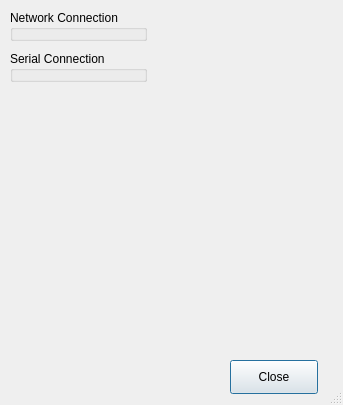
ZTL-Space/Siglent3303, file setup.ui: the form before one commit.
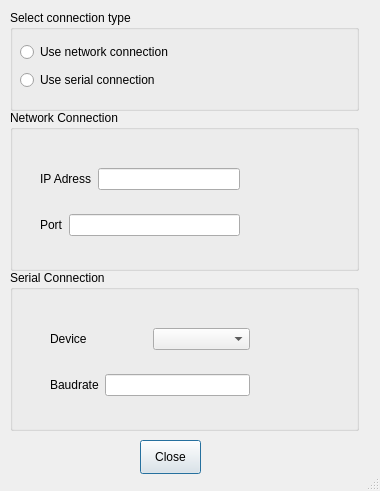
The form after the commit.

Commit message: Working on setup dialog, not functional yet. Added docs dir.

Diff of the .ui file:
```diff
--- a/setup.ui
+++ b/setup.ui
@@ -9,8 +9,8 @@
    <rect>
     <x>0</x>
     <y>0</y>
-    <width>343</width>
-    <height>405</height>
+    <width>380</width>
+    <height>491</height>
    </rect>
   </property>
   <property name="windowTitle">
@@ -22,37 +22,21 @@
   <property name="modal">
    <bool>true</bool>
   </property>
-  <widget class="QPushButton" name="button_setup_close">
-   <property name="geometry">
-    <rect>
-     <x>230</x>
-     <y>360</y>
-     <width>88</width>
-     <height>34</height>
-    </rect>
-   </property>
-   <property name="text">
-    <string>Close</string>
-   </property>
-  </widget>
-  <widget class="QWidget" name="">
-   <property name="geometry">
-    <rect>
-     <x>10</x>
-     <y>10</y>
-     <width>321</width>
-     <height>341</height>
-    </rect>
-   </property>
-   <layout class="QVBoxLayout" name="verticalLayout" stretch="1,1">
-    <property name="spacing">
-     <number>10</number>
-    </property>
-    <property name="sizeConstraint">
-     <enum>QLayout::SetFixedSize</enum>
-    </property>
-    <item>
      <widget class="QGroupBox" name="groupBox">
+   <property name="geometry">
+    <rect>
+     <x>10</x>
+     <y>110</y>
+     <width>349</width>
+     <height>161</height>
+    </rect>
+   </property>
+   <property name="sizePolicy">
+    <sizepolicy hsizetype="Preferred" vsizetype="MinimumExpanding">
+     <horstretch>0</horstretch>
+     <verstretch>0</verstretch>
+    </sizepolicy>
+   </property>
       <property name="title">
        <string>Network Connection</string>
       </property>
@@ -66,13 +50,6 @@
         </rect>
        </property>
        <layout class="QVBoxLayout" name="verticalLayout_2">
-        <item>
-         <widget class="QRadioButton" name="use_connection_network">
-          <property name="text">
-           <string>Use this connection</string>
-          </property>
-         </widget>
-        </item>
         <item>
          <layout class="QHBoxLayout" name="horizontalLayout">
           <item>
@@ -97,16 +74,41 @@
            </widget>
           </item>
           <item>
-           <widget class="QLineEdit" name="ip_portnumber"/>
+        <widget class="QLineEdit" name="ip_portnumber">
+         <property name="inputMask">
+          <string notr="true"/>
+         </property>
+         <property name="text">
+          <string notr="true"/>
+         </property>
+         <property name="maxLength">
+          <number>5</number>
+         </property>
+         <property name="clearButtonEnabled">
+          <bool>true</bool>
+         </property>
+        </widget>
           </item>
          </layout>
         </item>
        </layout>
       </widget>
      </widget>
-    </item>
-    <item>
      <widget class="QGroupBox" name="groupBox_2">
+   <property name="geometry">
+    <rect>
+     <x>10</x>
+     <y>270</y>
+     <width>349</width>
+     <height>161</height>
+    </rect>
+   </property>
+   <property name="sizePolicy">
+    <sizepolicy hsizetype="Preferred" vsizetype="MinimumExpanding">
+     <horstretch>0</horstretch>
+     <verstretch>0</verstretch>
+    </sizepolicy>
+   </property>
       <property name="title">
        <string>Serial Connection</string>
       </property>
@@ -120,13 +122,6 @@
         </rect>
        </property>
        <layout class="QVBoxLayout" name="verticalLayout_3">
-        <item>
-         <widget class="QRadioButton" name="use_connection_serial">
-          <property name="text">
-           <string>Use this connection</string>
-          </property>
-         </widget>
-        </item>
         <item>
          <layout class="QHBoxLayout" name="horizontalLayout_4">
           <item>
@@ -158,8 +153,69 @@
        </layout>
       </widget>
      </widget>
-    </item>
-   </layout>
+  <widget class="QPushButton" name="button_setup_close">
+   <property name="geometry">
+    <rect>
+     <x>140</x>
+     <y>440</y>
+     <width>61</width>
+     <height>34</height>
+    </rect>
+   </property>
+   <property name="sizePolicy">
+    <sizepolicy hsizetype="Expanding" vsizetype="Fixed">
+     <horstretch>1</horstretch>
+     <verstretch>1</verstretch>
+    </sizepolicy>
+   </property>
+   <property name="text">
+    <string>Close</string>
+   </property>
+  </widget>
+  <widget class="QGroupBox" name="groupBox_3">
+   <property name="geometry">
+    <rect>
+     <x>10</x>
+     <y>10</y>
+     <width>349</width>
+     <height>101</height>
+    </rect>
+   </property>
+   <property name="sizePolicy">
+    <sizepolicy hsizetype="MinimumExpanding" vsizetype="MinimumExpanding">
+     <horstretch>0</horstretch>
+     <verstretch>0</verstretch>
+    </sizepolicy>
+   </property>
+   <property name="title">
+    <string>Select connection type</string>
+   </property>
+   <widget class="QWidget" name="">
+    <property name="geometry">
+     <rect>
+      <x>10</x>
+      <y>30</y>
+      <width>174</width>
+      <height>52</height>
+     </rect>
+    </property>
+    <layout class="QVBoxLayout" name="verticalLayout_4">
+     <item>
+      <widget class="QRadioButton" name="use_connection_network">
+       <property name="text">
+        <string>Use network connection</string>
+       </property>
+      </widget>
+     </item>
+     <item>
+      <widget class="QRadioButton" name="use_connection_serial">
+       <property name="text">
+        <string>Use serial connection</string>
+       </property>
+      </widget>
+     </item>
+    </layout>
+   </widget>
   </widget>
  </widget>
  <resources/>
```
Left out of the diff: 6 changed lines with no effect on the pictures. Lines whose indentation alone changed are shown as unchanged. The commit also changes 6 other files.
